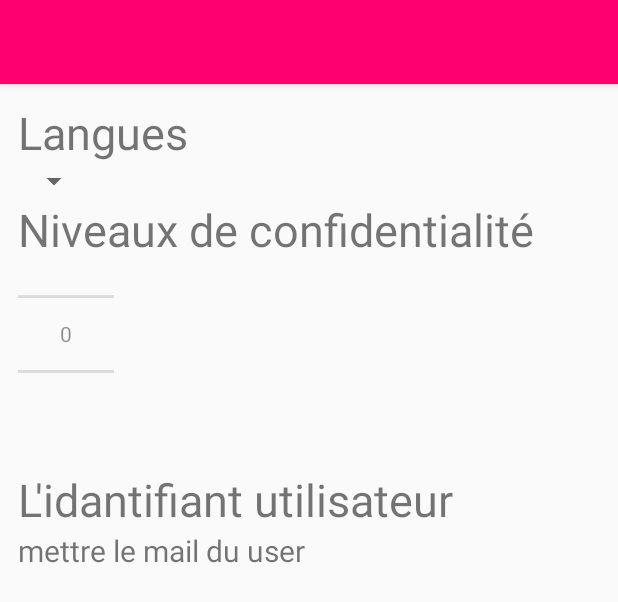
After one commit to Mbeug/projet_COO, an Android app: the layout pref_syst_view.xml on its own in the app's theme, with its tools: preview values and no code run, on a phone screen of 412 x 824 dp. The commit adds this screen. Shown: the top 602 px of the screen. Run offline under Robolectric (Android 15) with nearby library versions, the phone set to English and light mode, and no system bars.

Commit message:
up de system_pref

```diff
--- a/UCLove/app/src/main/java/com/example/maximebeugoms/uclove/Database/Preference_syst.java
+++ b/UCLove/app/src/main/java/com/example/maximebeugoms/uclove/Database/Preference_syst.java
@@ -1,9 +1,21 @@
 package com.example.maximebeugoms.uclove.Database;
+
+import android.content.res.Configuration;
+import android.view.View;
+import android.widget.AdapterView;
+import android.widget.Spinner;
+
+import com.example.maximebeugoms.uclove.MainActivity;
+import com.example.maximebeugoms.uclove.R;
+
+import java.util.ArrayList;
+import java.util.List;
+import java.util.Locale;
 
 /**
  * Created by damien on 29/04/16.
  */
-public class Preference_syst {
+public class Preference_syst extends MainActivity implements AdapterView.OnItemSelectedListener {
 
     private String langue;
     private String niveau_confidentialite;
@@ -40,4 +52,30 @@ public class Preference_syst {
     public void setNiveau_confidentialite(String niveau_confidentialite) {
         this.niveau_confidentialite = niveau_confidentialite;
     }
+
+    //Spinner
+    final Spinner langues = (Spinner) findViewById(R.id.spinnerLang);
+
+    langues.setOnItemSelectedListener(this);
+    List<String> languesCategories = new ArrayList<String>();
+    languesCategories.add(getResources().getString("english"));
+    languesCategories.add(getResources().getString("français"));
+
+    public void switchLocaleLanguage(View v) {
+        if (langue.equals("english")) {
+            Locale loc = Locale.ENGLISH;
+            Configuration config = new Configuration();
+            config.locale = loc;
+            Locale.setDefault(loc);
+            getBaseContext().getResources().updateConfiguration(config, getResources().getDisplayMetrics());
+        }
+        else {
+            Locale loc = Locale.FRANCE;
+            Configuration config = new Configuration();
+            config.locale= loc;
+            Locale.setDefault(loc);
+            getBaseConext().getResources().updateCongfiguratio(config, getResources().getDisplayMetrics());
+        }
+    }
+
 }
--- /dev/null
+++ b/UCLove/app/src/main/res/layout/pref_syst_view.xml
@@ -0,0 +1,79 @@
+<?xml version="1.0" encoding="utf-8"?>
+<RelativeLayout xmlns:android="http://schemas.android.com/apk/res/android"
+    android:orientation="vertical" android:layout_width="match_parent"
+    android:layout_height="match_parent">
+
+    <include layout="@layout/app_bar_main"
+        android:layout_width="match_parent"
+        android:layout_height="1150dp"/>
+
+    <TextView
+        android:layout_width="wrap_content"
+        android:layout_height="wrap_content"
+        android:text="@string/langues"
+        android:textSize="30sp"
+        android:id="@+id/textView5"
+        android:layout_marginLeft="12dp"
+        android:layout_alignParentTop="true"
+        android:layout_alignParentLeft="true"
+        android:layout_alignParentStart="true"
+        android:layout_marginTop="68dp" />
+
+    <Spinner
+        android:layout_width="wrap_content"
+        android:layout_height="wrap_content"
+        android:id="@+id/spinnerLang"
+        android:layout_marginLeft="12dp"
+        android:layout_below="@+id/textView5"
+        android:layout_alignParentLeft="true"
+        android:layout_alignParentStart="true" />
+
+    <TextView
+        android:layout_width="wrap_content"
+        android:layout_height="wrap_content"
+        android:text="@string/lvl_secret"
+        android:textSize="30sp"
+        android:id="@+id/textView6"
+        android:layout_below="@+id/spinnerLang"
+        android:layout_marginLeft="12dp"
+        android:layout_alignParentLeft="true"
+        android:layout_alignParentStart="true" />
+
+    <NumberPicker
+        android:layout_width="wrap_content"
+        android:layout_height="wrap_content"
+        android:id="@+id/numberPicker"
+
+        android:measureWithLargestChild="false"
+        android:orientation="horizontal"
+        android:paddingTop="50dp"
+        android:paddingBottom="50dp"
+        android:layout_marginLeft="12dp"
+        android:layout_below="@+id/spinnerLang"
+        android:layout_alignParentLeft="true"
+        android:layout_alignParentStart="true" />
+
+    <TextView
+        android:layout_width="wrap_content"
+        android:layout_height="wrap_content"
+        android:text="@string/id_user"
+        android:textSize="30sp"
+        android:id="@+id/textView13"
+        android:layout_marginLeft="12dp"
+        android:layout_below="@+id/numberPicker"
+        android:layout_alignParentLeft="true"
+        android:layout_alignParentStart="true" />
+
+    <TextView
+        android:layout_width="wrap_content"
+        android:layout_height="wrap_content"
+        android:text="mettre le mail du user"
+        android:textSize="20sp"
+        android:id="@+id/textView18"
+        android:layout_marginLeft="12dp"
+        android:layout_below="@+id/textView13"
+        android:layout_alignParentLeft="true"
+        android:layout_alignParentStart="true" />
+
+
+</RelativeLayout>
--- a/UCLove/app/src/main/res/values/strings.xml
+++ b/UCLove/app/src/main/res/values/strings.xml
@@ -74,4 +74,7 @@
     <string name="pseudo_non_conforme" >Entrez un pseudo valide</string>
     <string name="modifier" >Modifier</string>
     <string name="compteModifie" >Compte modifié</string>
+    <string name="langues"> Langues</string>
+    <string name="lvl_secret">Niveaux de confidentialité</string>
+    <string name="id_user">L\'idantifiant utilisateur</string>
 </resources>
```
Also changed, not shown: 1 other file.
